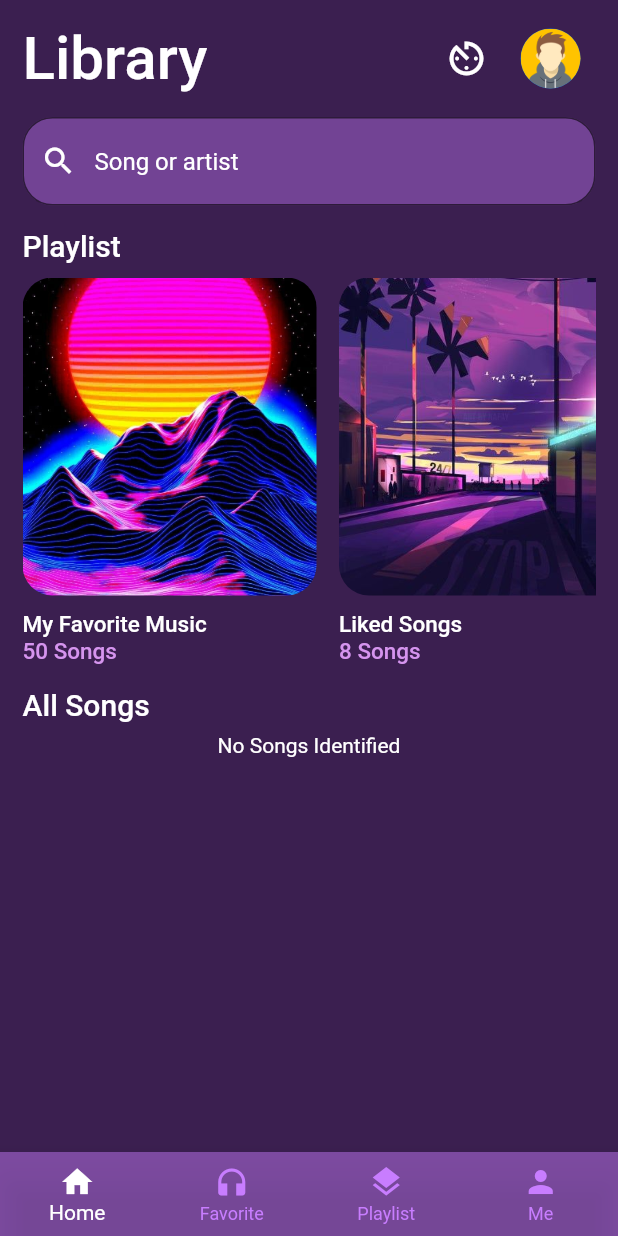
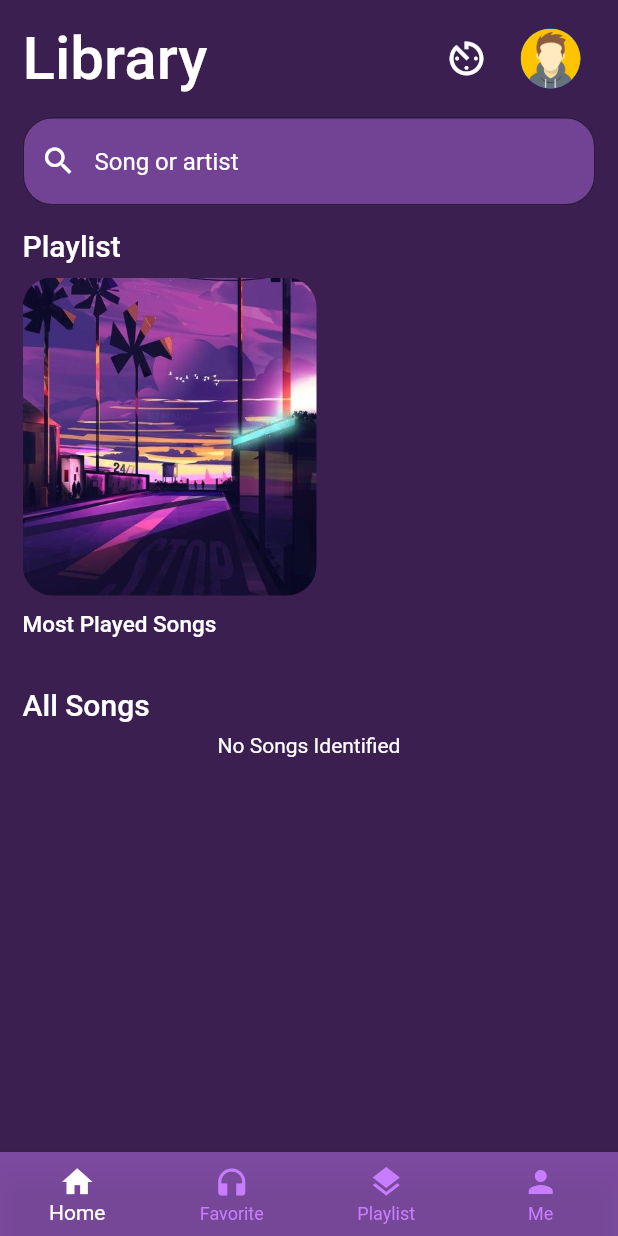
Before and after one commit to mvharikrishnan/Nirvana_Music_Player, a Flutter app: the screen it shows after launch, on a phone screen of 412 x 824 dp. Run offline on Flutter 3.47's test engine with Material 2 defaults, Android fonts, the phone set to English and light mode, and no system bars; our stand-ins replace animated_text_kit, assets_audio_player, audio_video_progress_bar, hive, hive_flutter, marquee and 4 more; accounts and stored records are empty.

Commit message:
Playlist add and create completly done

```diff
--- a/lib/Functions/recentSongs.dart
+++ b/lib/Functions/recentSongs.dart
@@ -12,6 +12,7 @@ class recentSongsClass {
         playlistBox.get('RecentSongs')!.toList().cast<Songs>();
     final Songs recentSong =
         allSongs.firstWhere((song) => song.songPath.contains(ID));
+
         if(recentSongList.length >=15){
           recentSongList.removeLast();
         }
--- a/lib/database/songdb.dart
+++ b/lib/database/songdb.dart
@@ -7,6 +7,7 @@ class Songs extends HiveObject {
     required this.songTitle,
     required this.songArtist,
     required this.id,
+    this.flag=0,
   });
 
   @HiveField(0)
@@ -20,4 +21,7 @@ class Songs extends HiveObject {
 
   @HiveField(3)
   int id;
+
+  @HiveField(4)
+  int flag;
 }
--- a/lib/screens/favoriteScreen.dart
+++ b/lib/screens/favoriteScreen.dart
@@ -59,7 +59,7 @@ class _FavoriteScreenState extends State<FavoriteScreen> {
                       builder: (BuildContext context, Box<List> value,
                           Widget? child) {
                         List<Songs> musicList =
-                            PlaylistBox.get('LikedSongs')!.toList().cast<Songs>();
+                            PlaylistBox.get('LikedSongs')!.reversed.toList().cast<Songs>();
 
                         return (musicList.isEmpty)
                             ? Center(
--- a/lib/screens/homeScreen.dart
+++ b/lib/screens/homeScreen.dart
@@ -32,10 +32,10 @@ class _HomeScreenState extends State<HomeScreen> {
   void initState() {
     // TODO: implement initState
     final List<int> Keys = songBox.keys.toList().cast<int>();
-    for( var key in Keys){
-     audioList.add(songBox.get(key)!);
+    for (var key in Keys) {
+      audioList.add(songBox.get(key)!);
     }
-      super.initState();
+    super.initState();
     //requestPermission();
   }
 
@@ -145,24 +145,27 @@ class _HomeScreenState extends State<HomeScreen> {
                           child: ListView(
                             scrollDirection: Axis.horizontal,
                             children: [
-                              PlaylistHomeScreenTile(
-                                PlaylistCoverIMGPath:
-                                    'assets/images/ArtisticIMage.jpg',
-                                PlaylistName: 'My Favorite Music',
-                                songsCountInPlaylist: '50',
-                              ),
+                              // PlaylistHomeScreenTile(
+                              //   PlaylistCoverIMGPath:
+                              //       'assets/images/ArtisticIMage.jpg',
+                              //   PlaylistName: 'My Favorite Music',
+                              //   songsCountInPlaylist: '50',
+                              //   playlistKeyTITLE: '',
+                              // ),
                               PlaylistHomeScreenTile(
                                 PlaylistCoverIMGPath:
                                     'assets/images/PlaylistImage2.jpg',
-                                PlaylistName: 'Liked Songs',
+                                PlaylistName: 'Most Played Songs',
                                 songsCountInPlaylist: '8',
+                                playlistKeyTITLE: 'MostPlayed',
                               ),
-                              PlaylistHomeScreenTile(
-                                PlaylistCoverIMGPath:
-                                    'assets/images/PlaylistImage3.jpg',
-                                PlaylistName: 'English Songs',
-                                songsCountInPlaylist: '30',
-                              ),
+                              // PlaylistHomeScreenTile(
+                              //   PlaylistCoverIMGPath:
+                              //       'assets/images/PlaylistImage3.jpg',
+                              //   PlaylistName: 'English Songs',
+                              //   songsCountInPlaylist: '30',
+                              //   playlistKeyTITLE: '',
+                              // ),
                             ],
                           ),
                         ),
@@ -188,7 +191,7 @@ class _HomeScreenState extends State<HomeScreen> {
                         ValueListenableBuilder(
                           valueListenable: songBox.listenable(),
                           builder: (context, Box<Songs> Songs, Widget? child) {
-                           // final keys = Songs.keys.toList();
+                            // final keys = Songs.keys.toList();
                             if (Songs.values == null) {
                               return Center(
                                 child: CircularProgressIndicator(),
@@ -211,7 +214,7 @@ class _HomeScreenState extends State<HomeScreen> {
                                   audioPlayer: audioPlayer,
                                   //keys: keys,
                                   onpressed: () {},
-                                   audioList:audioList ,
+                                  audioList: audioList,
                                 );
                               },
                             );
--- a/lib/screens/playlistScreen.dart
+++ b/lib/screens/playlistScreen.dart
@@ -53,6 +53,8 @@ class PlaylistScreen extends StatelessWidget {
                       valueListenable: playlistBox.listenable(),
                       builder: (context, value, child) {
                         List Keys = playlistBox.keys.toList();
+                        Keys.removeWhere((element) => element =='LikedSongs');
+                        Keys.removeWhere((element) => element == 'RecentSongs');
                         return (Keys.isEmpty)
                             ? Center(
                                 child: Text(
--- a/lib/screens/playlistViewingScreen.dart
+++ b/lib/screens/playlistViewingScreen.dart
@@ -14,13 +14,13 @@ class PlaylistViewingScreen extends StatelessWidget {
     Key? key,
     required this.Title,
     required this.SongCount,
-    required this.image,
+
     required this.playlistName,
     required this.songList
   }) : super(key: key);
   final String Title;
   final String SongCount;
-  final String image;
+
   final String playlistName;
   final List<Songs> songList;
   Box<List> playlistBox = getPlaylistBox();
@@ -114,7 +114,7 @@ class PlaylistViewingScreen extends StatelessWidget {
                     valueListenable: playlistBox.listenable(),
                     builder: (context, Box<List> value, Widget? child) {
                       List<Songs> musicList =
-                          playlistBox.get(playlistName)!.toList().cast<Songs>();
+                          playlistBox.get(playlistName)!.reversed.toList().cast<Songs>();
                       return (musicList.isEmpty)
                           ? Column(
                             mainAxisAlignment: MainAxisAlignment.center,
--- a/lib/screens/songPlayScreen.dart
+++ b/lib/screens/songPlayScreen.dart
@@ -301,7 +301,11 @@ class _SongPlayScreenState extends State<SongPlayScreen> {
                             onPressed: () {
                               Navigator.of(context).push(
                                 MaterialPageRoute(
-                                  builder: (ctx) => AddToPlaylist(),
+                                  builder: (ctx) => AddToPlaylist(
+                                    Index:widget.songList[widget.Index].path,
+                                    audioPlayer:widget.audioPlayer ,
+                                    songList: widget.songList,
+                                  ),
                                 ),
                               );
                             },
--- a/lib/widgets/playlistGridTile.dart
+++ b/lib/widgets/playlistGridTile.dart
@@ -30,7 +30,6 @@ class PlaylistGridTile extends StatelessWidget {
             builder: (ctx) => PlaylistViewingScreen(
               Title: PlaylistTitle,
               SongCount: PlaylistSongCount,
-              image: PlaylistBackgroundImage,
               playlistName: PlayListName,
               songList: playlistSongList,
             ),
--- a/lib/widgets/playlistTileHomeScreen.dart
+++ b/lib/widgets/playlistTileHomeScreen.dart
@@ -1,26 +1,46 @@
+import 'package:flutter/material.dart';
+import 'package:hive/hive.dart';
+import 'package:nirvana/database/database_functions/dbFunctions.dart';
+import 'package:nirvana/database/songdb.dart';
+import 'package:nirvana/screens/playlistViewingScreen.dart';
 
-import 'package:flutter/material.dart';
-
-class PlaylistHomeScreenTile extends StatelessWidget {
+class PlaylistHomeScreenTile extends StatefulWidget {
   const PlaylistHomeScreenTile({
     Key? key,
     required this.PlaylistCoverIMGPath,
     required this.PlaylistName,
-    required this.songsCountInPlaylist,
+    this.songsCountInPlaylist,
+    required this.playlistKeyTITLE,
   }) : super(key: key);
   final String PlaylistName;
   final String PlaylistCoverIMGPath;
-  final String songsCountInPlaylist;
+  final String? songsCountInPlaylist;
+  final String playlistKeyTITLE;
 
   @override
+  State<PlaylistHomeScreenTile> createState() => _PlaylistHomeScreenTileState();
+}
+
+class _PlaylistHomeScreenTileState extends State<PlaylistHomeScreenTile> {
+  Box<List>playlistBox = getPlaylistBox();
+  // List<List>songList = playlistBox.get('playlistKeyTITLE')!.toList().cast();
+  @override
   Widget build(BuildContext context) {
-    return GestureDetector(
+    return InkWell(
       onTap: () {
-
+        Navigator.of(context).push(
+          MaterialPageRoute(
+            builder: (ctx) => PlaylistViewingScreen(
+              Title: widget.PlaylistName,
+              SongCount: playlistBox.get(widget.playlistKeyTITLE)!.toList().length.toString(),
+              playlistName: widget.playlistKeyTITLE,
+              songList: playlistBox.get(widget.playlistKeyTITLE)!.toList().cast<Songs>(),
+            ),
+          ),
+        );
       },
       child: Container(
         child: Column(
-
           crossAxisAlignment: CrossAxisAlignment.start,
           children: [
             Container(
@@ -30,7 +50,7 @@ class PlaylistHomeScreenTile extends StatelessWidget {
               decoration: BoxDecoration(
                 borderRadius: BorderRadius.circular(20),
                 image: DecorationImage(
-                  image: AssetImage(PlaylistCoverIMGPath),
+                  image: AssetImage(widget.PlaylistCoverIMGPath),
                   fit: BoxFit.cover,
                 ),
               ),
@@ -42,16 +62,19 @@ class PlaylistHomeScreenTile extends StatelessWidget {
                   height: 10,
                 ),
                 Text(
-                  PlaylistName,
+                  widget.PlaylistName,
                   style: TextStyle(
                       color: Colors.white,
                       fontWeight: FontWeight.w500,
                       fontSize: 15),
                 ),
-                Text('$songsCountInPlaylist Songs',style: TextStyle(
-                      color: Color(0xFFD594EE),
-                      fontWeight: FontWeight.w500,
-                      fontSize: 15),),
+                // Text(
+                //   '$songsCountInPlaylist Songs',
+                //   style: TextStyle(
+                //       color: Color(0xFFD594EE),
+                //       fontWeight: FontWeight.w500,
+                //       fontSize: 15),
+                // ),
               ],
             ),
           ],
```
Also changed, not shown: lib/Functions/functionForAddingSongToPlaylist.dart (added, +71 -0 lines), lib/screens/addPlaylist.dart (+19 -7 lines), lib/screens/splashScreen.dart (+10 -0 lines), lib/widgets/addtoplaylistTile.dart (+17 -1 lines).
